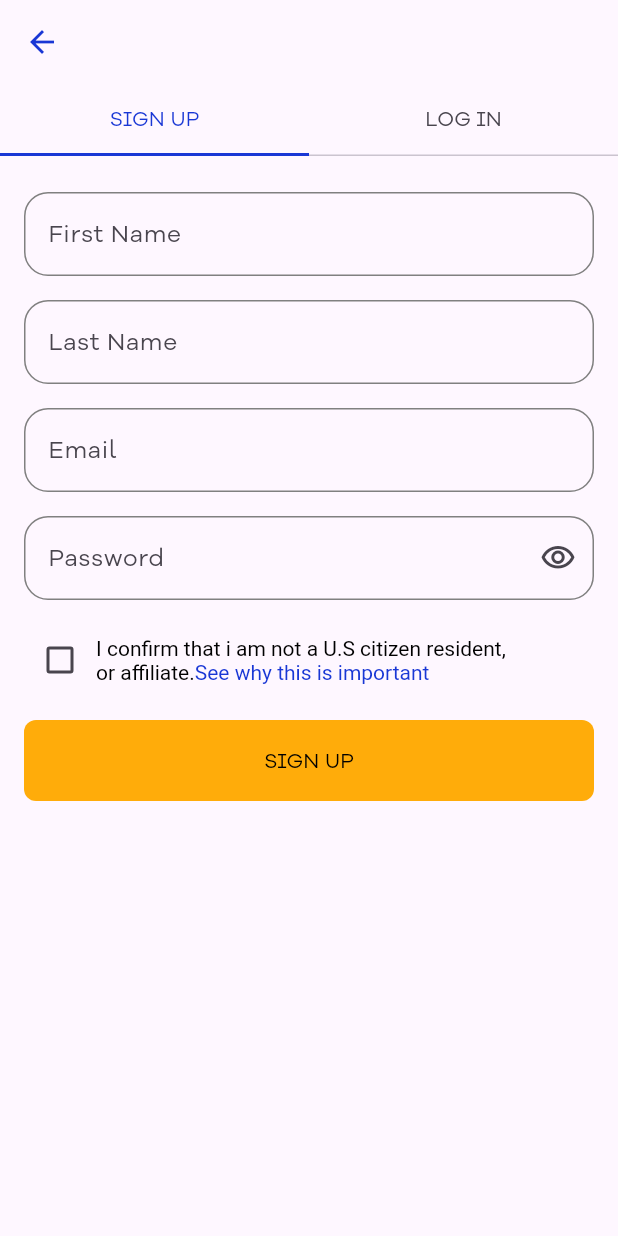
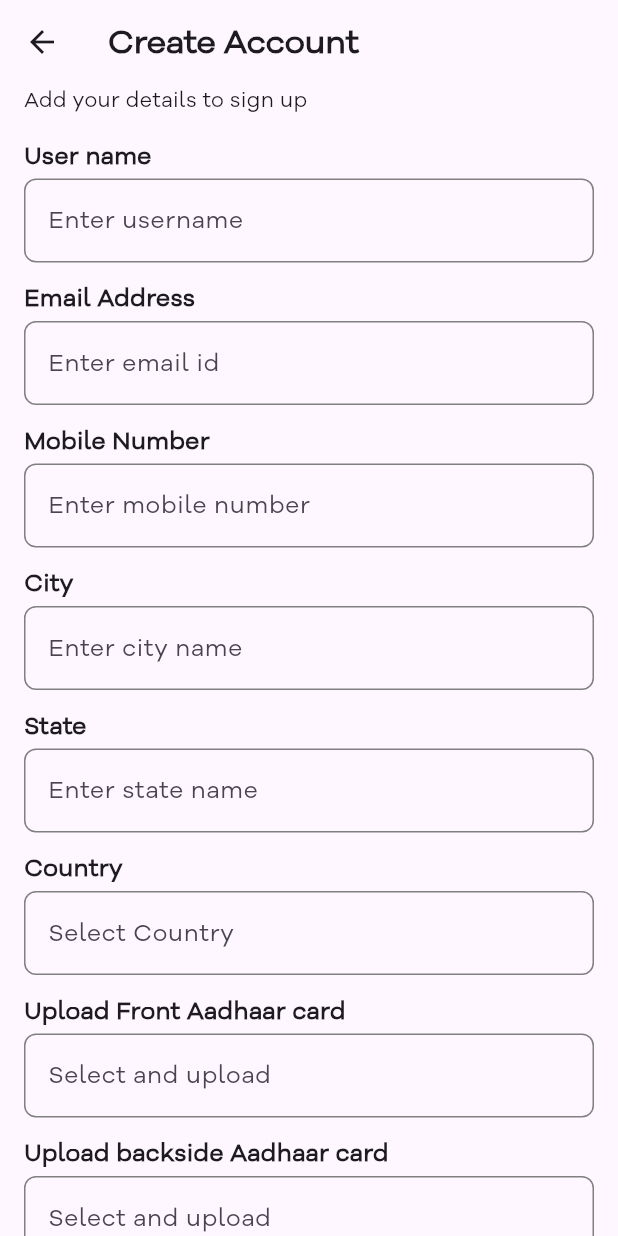
Before and after one commit to vrshah00007/omega_flutter_app, a Flutter app: the SignInScreen screen opened directly, after a tap on "SIGN UP", on a phone screen of 412 x 824 dp. Run offline on Flutter 3.47's test engine with Material 2 defaults, Android fonts, the phone set to English and light mode, and no system bars; our stand-ins replace connectivity_plus, get, shared_preferences; accounts and stored records are empty.

Commit message:
create account completed

```diff
--- a/lib/api_helper/api_helper.dart
+++ b/lib/api_helper/api_helper.dart
@@ -1,20 +1,14 @@
 import 'dart:convert';
 import 'dart:io';
 
-import 'package:get/get.dart';
 import 'package:http/http.dart' as http;
 import 'package:shared_preferences/shared_preferences.dart';
 
 import 'api_exception.dart';
 
-const String baseUrl = "https://bookink.vrinsoft.in/";
-// const String baseUrl =
-//     "http://ec2-18-60-131-247.ap-south-2.compute.amazonaws.com/";
+const String baseUrl = "";
 
 class ApiBaseHelper {
-  // final String _baseUrl = "https://bookink.vrinsoft.in/";
-  final String _baseSocketUrl = "https://bookink.vrinsoft.in/";
-
   Future<dynamic> get(String url, {bool? isSocket}) async {
     SharedPreferences prefs = await SharedPreferences.getInstance();
     // String token = LocalStorageRepository(prefs).getValue(KEY_USER_TOKEN);
@@ -45,7 +39,7 @@ class ApiBaseHelper {
     var responseJson;
     try {
       final response = await http.post(
-        Uri.parse((isSocketUrl != null ? _baseSocketUrl : baseUrl) + url),
+        Uri.parse("${isSocketUrl}$url"),
         body: requestBody,
         headers: (tokenNotRequired != null && tokenNotRequired)
             ? null
--- /dev/null
+++ b/lib/screens/create_account_screen/view/create_account_screen.dart
@@ -0,0 +1,193 @@
+import 'package:flutter/material.dart';
+import 'package:get/get.dart';
+import 'package:omega_flutter_app/utils/color_const.dart';
+import 'package:omega_flutter_app/utils/custom_textform_filed.dart';
+import 'package:omega_flutter_app/utils/custom_widgets/custom_button.dart';
+
+class CreateAccountScreen extends StatelessWidget {
+  const CreateAccountScreen({Key? key}) : super(key: key);
+
+  @override
+  Widget build(BuildContext context) {
+    return Scaffold(
+      appBar: AppBar(
+        surfaceTintColor: blueColor,
+        title: const Text(
+          "Create Account",
+          style: TextStyle(
+            fontWeight: FontWeight.w600,
+          ),
+        ),
+      ),
+      body: ListView(
+        padding: const EdgeInsets.symmetric(horizontal: 16),
+        children: [
+          const Text("Add your details to sign up"),
+          const SizedBox(
+            height: 16,
+          ),
+          CustomTextFormField(
+            hintText: "Enter username",
+            borderRadius: 8,
+            title: "User name",
+          ),
+          const SizedBox(
+            height: 12,
+          ),
+          CustomTextFormField(
+            hintText: "Enter email id",
+            borderRadius: 8,
+            title: "Email Address",
+          ),
+          const SizedBox(
+            height: 12,
+          ),
+          CustomTextFormField(
+            hintText: "Enter mobile number",
+            borderRadius: 8,
+            title: "Mobile Number",
+          ),
+          const SizedBox(
+            height: 12,
+          ),
+          CustomTextFormField(
+            hintText: "Enter city name",
+            borderRadius: 8,
+            title: "City",
+          ),
+          const SizedBox(
+            height: 12,
+          ),
+          CustomTextFormField(
+            hintText: "Enter state name",
+            borderRadius: 8,
+            title: "State",
+          ),
+          const SizedBox(
+            height: 12,
+          ),
+          CustomTextFormField(
+            hintText: "Select Country",
+            borderRadius: 8,
+            title: "Country",
+          ),
+          const SizedBox(
+            height: 12,
+          ),
+          CustomTextFormField(
+            hintText: "Select and upload",
+            borderRadius: 8,
+            title: "Upload Front Aadhaar card",
+          ),
+          const SizedBox(
+            height: 12,
+          ),
+          CustomTextFormField(
+            hintText: "Select and upload",
+            borderRadius: 8,
+            title: "Upload backside Aadhaar card",
+          ),
+          const SizedBox(
+            height: 12,
+          ),
+          CustomTextFormField(
+            hintText: "Enter PAN card number",
+            borderRadius: 8,
+            title: "PAN Card",
+          ),
+          const SizedBox(
+            height: 12,
+          ),
+          CustomTextFormField(
+            hintText: "Bank Name",
+            borderRadius: 8,
+            title: "Enter bank name",
+          ),
+          const SizedBox(
+            height: 12,
+          ),
+          CustomTextFormField(
+            hintText: "Bank Account No.",
+            borderRadius: 8,
+            title: "Enter bank account number",
+          ),
+          const SizedBox(
+            height: 12,
+          ),
+          CustomTextFormField(
+            hintText: "Enter IFSC code",
+            borderRadius: 8,
+            title: "IFSC Code",
+          ),
+          const SizedBox(
+            height: 12,
+          ),
+          CustomTextFormField(
+            hintText: "Enter password",
+            borderRadius: 8,
+            title: "Password",
+          ),
+          const SizedBox(
+            height: 12,
+          ),
+          CustomTextFormField(
+            hintText: "Re-Enter Password",
+            borderRadius: 8,
+            title: "Confirm Password",
+          ),
+          const SizedBox(
+            height: 12,
+          ),
+          SizedBox(
+            height: 48,
+            child: CustomButton(
+                title: "Sign Up",
+                color: blackButtonColor,
+                clickCallback: () {},
+                textColor: Colors.white),
+          ),
+          const SizedBox(
+            height: 22,
+          ),
+          Divider(
+            color: dividerButtonColor,
+          ),
+          const SizedBox(
+            height: 22,
+          ),
+          Column(
+            crossAxisAlignment: CrossAxisAlignment.start,
+            mainAxisAlignment: MainAxisAlignment.start,
+            children: [
+              SizedBox(
+                // width: Get.width * .7,
+                child: RichText(
+                  text: TextSpan(
+                    text: 'Already have an account? ',
+                    style: TextStyle(
+                      color: borderGreyColor,
+                    ),
+                    children: [
+                      TextSpan(
+                          text: "LOG IN",
+                          recognizer: TapAndPanGestureRecognizer()
+                            ..onTapDown = (details) {
+                              print("lksjdj fkdhgjfgj");
+                            },
+                          style: TextStyle(
+                            color: blackButtonColor,
+                          )),
+                    ],
+                  ),
+                ),
+              ),
+            ],
+          ),
+          const SizedBox(
+            height: 30,
+          ),
+        ],
+      ),
+    );
+  }
+}
--- a/lib/screens/sign_in_screen/view/login_widget.dart
+++ b/lib/screens/sign_in_screen/view/login_widget.dart
@@ -23,11 +23,11 @@ class LoginWidget extends StatelessWidget {
           const SizedBox(
             height: 16,
           ),
-          CustomTextFormField(hintText: "Email address"),
+          CustomTextFormField(hintText: "Email address",borderRadius: 16),
           const SizedBox(
             height: 16,
           ),
-          CustomTextFormField(hintText: "Password", isPassword: true),
+          CustomTextFormField(hintText: "Password", isPassword: true, borderRadius: 16,),
           SizedBox(
             height: 16,
           ),
--- a/lib/screens/sign_in_screen/view/sign_up_widget.dart
+++ b/lib/screens/sign_in_screen/view/sign_up_widget.dart
@@ -5,6 +5,8 @@ import 'package:omega_flutter_app/screens/sign_in_screen/controller/sign_up_cont
 import 'package:omega_flutter_app/utils/color_const.dart';
 import 'package:omega_flutter_app/utils/custom_textform_filed.dart';
 import 'package:omega_flutter_app/utils/custom_widgets/custom_button.dart';
+
+import '../../create_account_screen/view/create_account_screen.dart';
 
 class SignUpWidget extends StatelessWidget {
   SignUpWidget({Key? key}) : super(key: key);
@@ -20,6 +22,7 @@ class SignUpWidget extends StatelessWidget {
           CustomTextFormField(
             hintText: "First Name",
             isPassword: false,
+            borderRadius: 16,
           ),
           const SizedBox(
             height: 16,
@@ -27,6 +30,7 @@ class SignUpWidget extends StatelessWidget {
           CustomTextFormField(
             hintText: "Last Name",
             isPassword: false,
+            borderRadius: 16,
           ),
           const SizedBox(
             height: 16,
@@ -34,6 +38,7 @@ class SignUpWidget extends StatelessWidget {
           CustomTextFormField(
             hintText: "Email",
             isPassword: false,
+            borderRadius: 16,
           ),
           const SizedBox(
             height: 16,
@@ -41,6 +46,7 @@ class SignUpWidget extends StatelessWidget {
           CustomTextFormField(
             hintText: "Password",
             isPassword: true,
+            borderRadius: 16,
           ),
           const SizedBox(
             height: 16,
@@ -96,7 +102,9 @@ class SignUpWidget extends StatelessWidget {
               title: "SIGN UP",
               color: yellowButtonColor,
               textColor: Colors.black,
-              clickCallback: () {},
+              clickCallback: () {
+                Get.to(() => CreateAccountScreen());
+              },
             ),
           )
         ],
--- a/lib/utils/color_const.dart
+++ b/lib/utils/color_const.dart
@@ -3,3 +3,5 @@ import 'package:flutter/material.dart';
 Color yellowButtonColor = const Color(0xFFFFAC0A);
 Color blueColor = const Color(0xFF1937D5);
 Color borderGreyColor = const Color(0xFF808080);
+Color blackButtonColor = const Color(0xFF2E2E2E);
+Color dividerButtonColor = const Color(0xFFDBDBDB);
--- a/lib/utils/custom_textform_filed.dart
+++ b/lib/utils/custom_textform_filed.dart
@@ -5,12 +5,16 @@ import 'color_const.dart';
 
 class CustomTextFormField extends StatelessWidget {
   String hintText;
+  String? title = "";
   bool? isPassword;
+  double borderRadius = 0.0;
 
   CustomTextFormField({
     Key? key,
     required this.hintText,
     this.isPassword,
+    this.title,
+    required this.borderRadius,
   }) : super(key: key);
   final RxBool _showPassword = true.obs;
 
@@ -18,7 +22,17 @@ class CustomTextFormField extends StatelessWidget {
   Widget build(BuildContext context) {
     return Obx(() {
       print(_showPassword.value);
-      return TextFormField(
+      return Column(
+        crossAxisAlignment: CrossAxisAlignment.start,
+        children: [
+          if (title != "")
+            Text(title ?? '',
+                style:
+                    const TextStyle(fontWeight: FontWeight.w600, fontSize: 16)),
+          const SizedBox(
+            height: 4,
+          ),
+          TextFormField(
             obscureText: (isPassword != null && isPassword == true)
                 ? _showPassword.value
                 : false,
@@ -37,17 +51,20 @@ class CustomTextFormField extends StatelessWidget {
                           : const Icon(Icons.visibility_off_outlined))
                   : null,
               hintText: hintText,
-          enabledBorder: buildOutlineInputBorder(),
-          disabledBorder: buildOutlineInputBorder(),
-          errorBorder: buildOutlineInputBorder(),
-          focusedBorder: buildOutlineInputBorder(),
-          focusedErrorBorder: buildOutlineInputBorder(),
+              enabledBorder: buildOutlineInputBorder(borderRadius),
+              disabledBorder: buildOutlineInputBorder(borderRadius),
+              errorBorder: buildOutlineInputBorder(borderRadius),
+              focusedBorder: buildOutlineInputBorder(borderRadius),
+              focusedErrorBorder: buildOutlineInputBorder(borderRadius),
             ),
+          ),
+        ],
       );
     });
   }
 
-  OutlineInputBorder buildOutlineInputBorder() => OutlineInputBorder(
-      borderRadius: BorderRadius.circular(16),
+  OutlineInputBorder buildOutlineInputBorder(double? radius) =>
+      OutlineInputBorder(
+          borderRadius: BorderRadius.circular(radius ?? 0.0),
           borderSide: BorderSide(color: borderGreyColor));
 }
--- a/lib/utils/custom_widgets/custom_button.dart
+++ b/lib/utils/custom_widgets/custom_button.dart
@@ -19,13 +19,14 @@ class CustomButton extends StatelessWidget {
     return ElevatedButton(
       onPressed: clickCallback,
       style: ButtonStyle(
-        elevation: MaterialStatePropertyAll(0),
+          elevation: MaterialStatePropertyAll(0),
           backgroundColor: MaterialStatePropertyAll(color),
           shape: MaterialStatePropertyAll(
               RoundedRectangleBorder(borderRadius: BorderRadius.circular(8)))),
       child: Text(
         title,
-        style: TextStyle(color: textColor),
+        style: TextStyle(
+            color: textColor, fontSize: 16, fontWeight: FontWeight.w500),
       ),
     );
   }
--- /dev/null
+++ b/lib/utils/label_constant.dart
@@ -0,0 +1,3 @@
+class LabelConstants {
+  // const String email
+}
```
Lines whose indentation alone changed are shown as unchanged.
